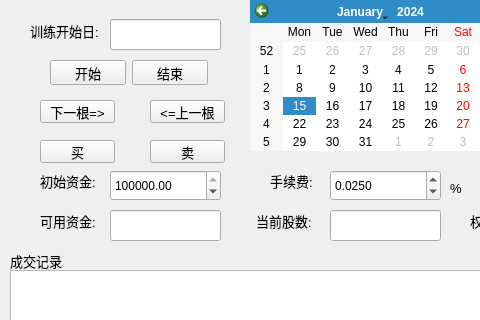
Before: the Qt Designer form StockSystem/traindlg.ui in spartawwy/StkForecast, drawn with Qt 5; both pictures show x 0 to 480 and y 0 to 320 of the 626 by 566 pixel window.
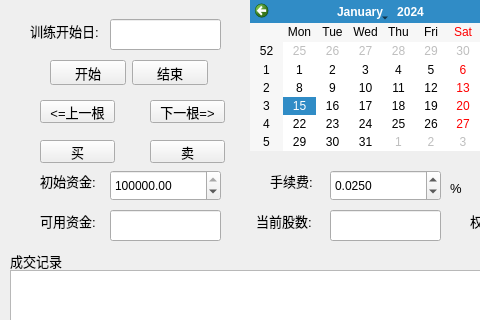
After: the same form once the commit is applied.

Patch:
```diff
--- a/StockSystem/traindlg.ui
+++ b/StockSystem/traindlg.ui
@@ -104,7 +104,7 @@
   <widget class="QPushButton" name="pbtnNextK">
    <property name="geometry">
     <rect>
-     <x>40</x>
+     <x>150</x>
      <y>100</y>
      <width>75</width>
      <height>23</height>
@@ -122,7 +122,7 @@
   <widget class="QPushButton" name="pbtnPreK">
    <property name="geometry">
     <rect>
-     <x>150</x>
+     <x>40</x>
      <y>100</y>
      <width>75</width>
      <height>23</height>
```
